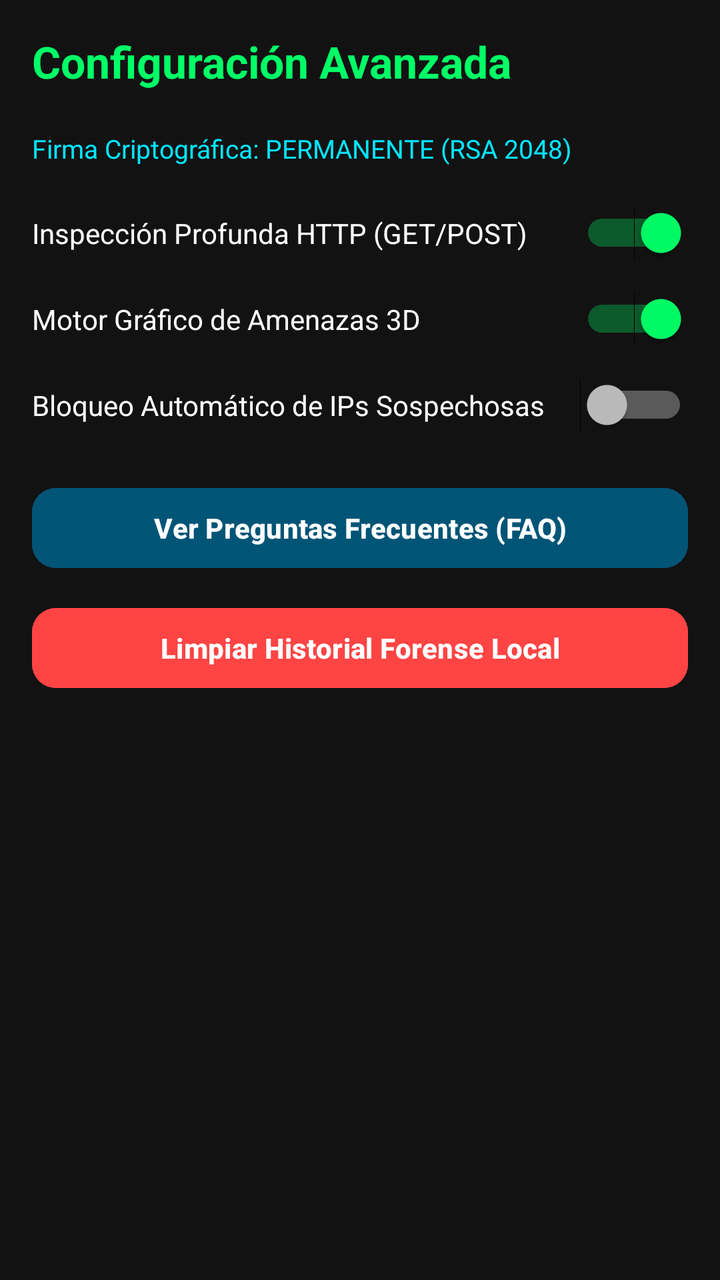
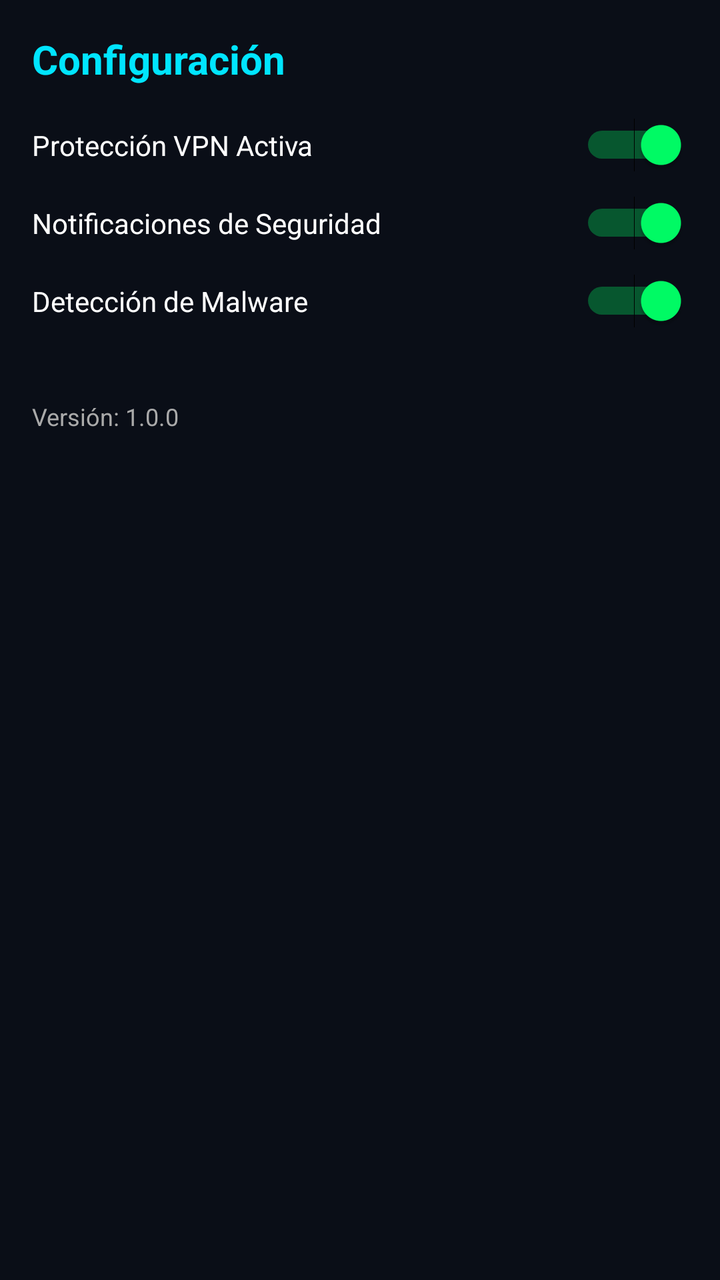

Before-and-after screenshots of an Android layout around one commit, followed by the original layout XML and the change that was made.
<!-- AndroidManifest.xml: application theme Theme.SecurityNav -->
<!-- res/layout/activity_settings.xml -->
<?xml version="1.0" encoding="utf-8"?>
<ScrollView xmlns:android="http://schemas.android.com/apk/res/android"
    android:layout_width="match_parent"
    android:layout_height="match_parent"
    android:padding="16dp"
    android:background="#121212">

    <LinearLayout
        android:layout_width="match_parent"
        android:layout_height="wrap_content"
        android:orientation="vertical">

        <TextView
            android:layout_width="wrap_content"
            android:layout_height="wrap_content"
            android:text="Configuración Avanzada"
            android:textColor="#00FF66"
            android:textSize="22sp"
            android:textStyle="bold"
            android:layout_marginBottom="20dp" />

        <TextView
            android:id="@+id/tvSignStatus"
            android:layout_width="match_parent"
            android:layout_height="wrap_content"
            android:text="Firma Criptográfica: PERMANENTE (RSA 2048)"
            android:textColor="#00E5FF"
            android:textSize="13sp"
            android:layout_marginBottom="20dp" />

        <Switch
            android:id="@+id/switchDeepHttp"
            android:layout_width="match_parent"
            android:layout_height="wrap_content"
            android:text="Inspección Profunda HTTP (GET/POST)"
            android:textColor="#FFFFFF"
            android:checked="true"
            android:layout_marginBottom="16dp" />

        <Switch
            android:id="@+id/switchUnity3d"
            android:layout_width="match_parent"
            android:layout_height="wrap_content"
            android:text="Motor Gráfico de Amenazas 3D"
            android:textColor="#FFFFFF"
            android:checked="true"
            android:layout_marginBottom="16dp" />

        <Switch
            android:id="@+id/switchAutoBlock"
            android:layout_width="match_parent"
            android:layout_height="wrap_content"
            android:text="Bloqueo Automático de IPs Sospechosas"
            android:textColor="#FFFFFF"
            android:checked="false"
            android:layout_marginBottom="24dp" />

        <Button
            android:id="@+id/btnOpenFaq"
            android:layout_width="match_parent"
            android:layout_height="wrap_content"
            android:text="Ver Preguntas Frecuentes (FAQ)"
            android:backgroundTint="#005577"
            android:textColor="#FFFFFF"
            android:layout_marginBottom="12dp" />

        <Button
            android:id="@+id/btnClearDatabase"
            android:layout_width="match_parent"
            android:layout_height="wrap_content"
            android:text="Limpiar Historial Forense Local"
            android:backgroundTint="#FF4444"
            android:textColor="#FFFFFF" />

    </LinearLayout>
</ScrollView>
<!-- resources referenced by this layout -->
<resources>
  <style name="Theme.SecurityNav" parent="Theme.Material3.Dark.NoActionBar">
          
          <item name="colorPrimary">@color/neon_cyan</item>
          <item name="colorOnPrimary">@color/bg_dark</item>
          <item name="colorSecondary">@color/neon_green</item>
          <item name="android:colorBackground">@color/bg_dark</item>
          <item name="colorSurface">@color/surface_dark</item>
          <item name="colorOnSurface">@color/text_primary</item>
  
          
          <item name="materialCardViewStyle">@style/Widget.SecurityNav.CardView</item>
  
          
          <item name="materialButtonStyle">@style/Widget.SecurityNav.Button</item>
      </style>
  <color name="neon_cyan">#FF00F3FF</color>
  <color name="bg_dark">#FF0A0E17</color>
  <color name="neon_green">#FF00FF66</color>
  <color name="surface_dark">#FF141B2D</color>
  <color name="text_primary">#FFF1F5F9</color>
  <style name="Widget.SecurityNav.CardView" parent="Widget.Material3.CardView.Filled">
          <item name="cardBackgroundColor">@color/surface_dark</item>
          <item name="strokeColor">@color/neon_cyan</item>
          <item name="strokeWidth">1dp</item>
          <item name="cardCornerRadius">16dp</item>
          <item name="cardElevation">6dp</item>
      </style>
  <style name="Widget.SecurityNav.Button" parent="Widget.Material3.Button">
          <item name="backgroundTint">@color/neon_cyan</item>
          <item name="android:textColor">@color/bg_dark</item>
          <item name="android:textStyle">bold</item>
          <item name="cornerRadius">12dp</item>
      </style>
</resources>

<!-- the commit's change to res/layout/activity_settings.xml (unified diff, before → after) -->
@@ -1,76 +1,50 @@
 <?xml version="1.0" encoding="utf-8"?>
-<ScrollView xmlns:android="http://schemas.android.com/apk/res/android"
+<LinearLayout xmlns:android="http://schemas.android.com/apk/res/android"
     android:layout_width="match_parent"
     android:layout_height="match_parent"
-    android:padding="16dp"
-    android:background="#121212">
+    android:background="@color/bg_dark"
+    android:orientation="vertical"
+    android:padding="16dp">
 
-    <LinearLayout
+    <TextView
+        android:layout_width="wrap_content"
+        android:layout_height="wrap_content"
+        android:text="Configuración"
+        android:textColor="@color/neon_cyan"
+        android:textSize="20sp"
+        android:textStyle="bold"
+        android:layout_marginBottom="16dp" />
+
+    <Switch
         android:layout_width="match_parent"
         android:layout_height="wrap_content"
-        android:orientation="vertical">
+        android:text="Protección VPN Activa"
+        android:textColor="@color/text_primary"
+        android:checked="true"
+        android:layout_marginBottom="12dp" />
 
-        <TextView
-            android:layout_width="wrap_content"
-            android:layout_height="wrap_content"
-            android:text="Configuración Avanzada"
-            android:textColor="#00FF66"
-            android:textSize="22sp"
-            android:textStyle="bold"
-            android:layout_marginBottom="20dp" />
+    <Switch
+        android:layout_width="match_parent"
+        android:layout_height="wrap_content"
+        android:text="Notificaciones de Seguridad"
+        android:textColor="@color/text_primary"
+        android:checked="true"
+        android:layout_marginBottom="12dp" />
 
-        <TextView
-            android:id="@+id/tvSignStatus"
-            android:layout_width="match_parent"
-            android:layout_height="wrap_content"
-            android:text="Firma Criptográfica: PERMANENTE (RSA 2048)"
-            android:textColor="#00E5FF"
-            android:textSize="13sp"
-            android:layout_marginBottom="20dp" />
+    <Switch
+        android:layout_width="match_parent"
+        android:layout_height="wrap_content"
+        android:text="Detección de Malware"
+        android:textColor="@color/text_primary"
+        android:checked="true"
+        android:layout_marginBottom="12dp" />
 
-        <Switch
-            android:id="@+id/switchDeepHttp"
-            android:layout_width="match_parent"
-            android:layout_height="wrap_content"
-            android:text="Inspección Profunda HTTP (GET/POST)"
-            android:textColor="#FFFFFF"
-            android:checked="true"
-            android:layout_marginBottom="16dp" />
+    <TextView
+        android:layout_width="match_parent"
+        android:layout_height="wrap_content"
+        android:text="Versión: 1.0.0"
+        android:textColor="@color/text_secondary"
+        android:textSize="12sp"
+        android:layout_marginTop="24dp" />
 
-        <Switch
-            android:id="@+id/switchUnity3d"
-            android:layout_width="match_parent"
-            android:layout_height="wrap_content"
-            android:text="Motor Gráfico de Amenazas 3D"
-            android:textColor="#FFFFFF"
-            android:checked="true"
-            android:layout_marginBottom="16dp" />
-
-        <Switch
-            android:id="@+id/switchAutoBlock"
-            android:layout_width="match_parent"
-            android:layout_height="wrap_content"
-            android:text="Bloqueo Automático de IPs Sospechosas"
-            android:textColor="#FFFFFF"
-            android:checked="false"
-            android:layout_marginBottom="24dp" />
-
-        <Button
-            android:id="@+id/btnOpenFaq"
-            android:layout_width="match_parent"
-            android:layout_height="wrap_content"
-            android:text="Ver Preguntas Frecuentes (FAQ)"
-            android:backgroundTint="#005577"
-            android:textColor="#FFFFFF"
-            android:layout_marginBottom="12dp" />
-
-        <Button
-            android:id="@+id/btnClearDatabase"
-            android:layout_width="match_parent"
-            android:layout_height="wrap_content"
-            android:text="Limpiar Historial Forense Local"
-            android:backgroundTint="#FF4444"
-            android:textColor="#FFFFFF" />
-
-    </LinearLayout>
-</ScrollView>
+</LinearLayout>
<!-- resource entries referenced after the edit -->
@@ -15,11 +15,11 @@
           
           <item name="materialButtonStyle">@style/Widget.SecurityNav.Button</item>
       </style>
-  <color name="neon_cyan">#FF00F3FF</color>
-  <color name="bg_dark">#FF0A0E17</color>
-  <color name="neon_green">#FF00FF66</color>
-  <color name="surface_dark">#FF141B2D</color>
-  <color name="text_primary">#FFF1F5F9</color>
+  <color name="neon_cyan">#00E5FF</color>
+  <color name="bg_dark">#0A0E17</color>
+  <color name="neon_green">#00FF66</color>
+  <color name="text_primary">#FFFFFF</color>
+  <color name="text_secondary">#AAAAAA</color>
   <style name="Widget.SecurityNav.CardView" parent="Widget.Material3.CardView.Filled">
           <item name="cardBackgroundColor">@color/surface_dark</item>
           <item name="strokeColor">@color/neon_cyan</item>
